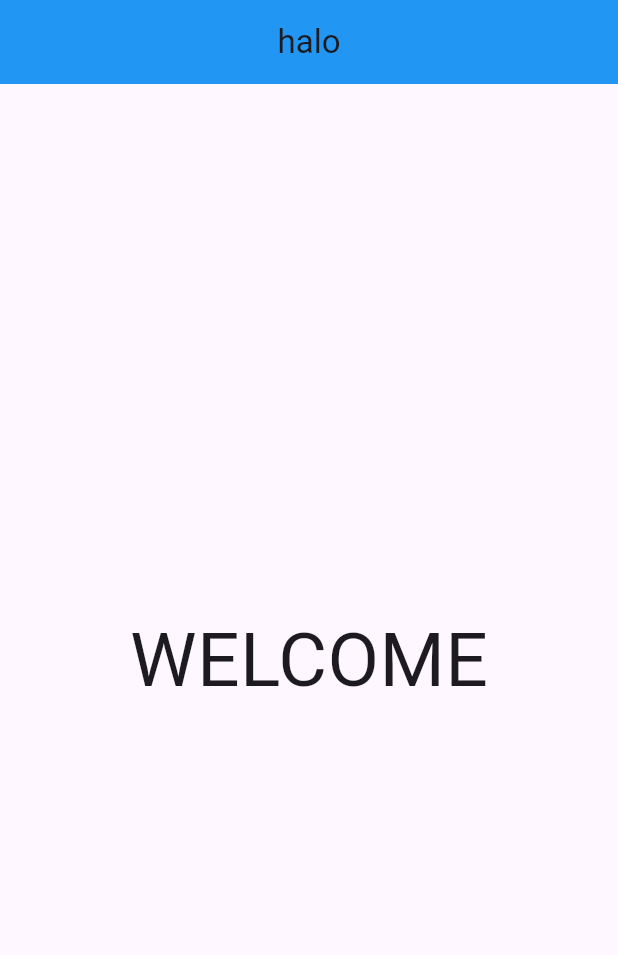
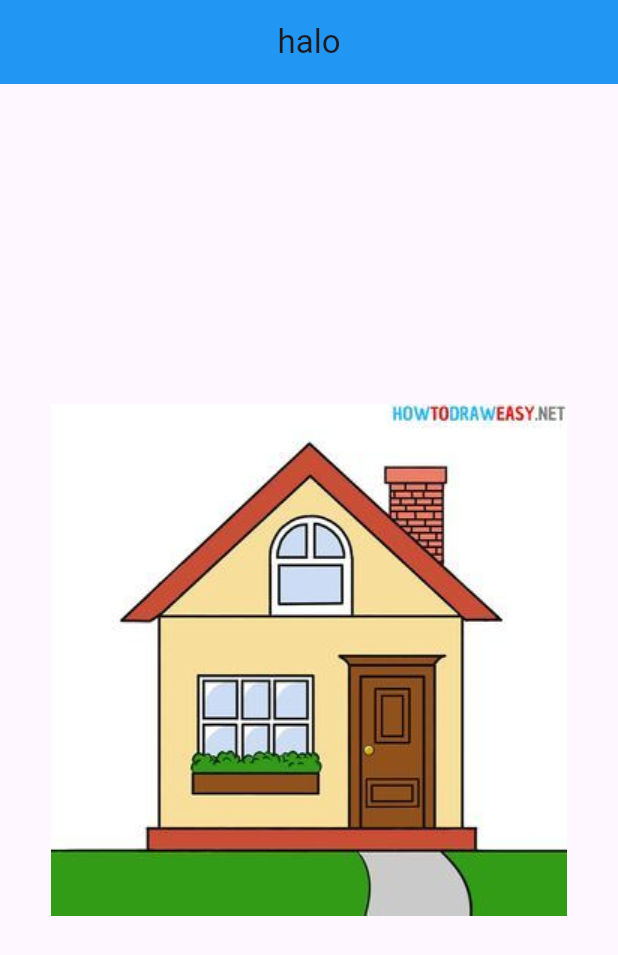
Before and after one commit to UserHan9/MobileApp, a Flutter app: the screen it shows after launch, on a phone screen of 412 x 824 dp. Shown: the top 955 px of the screen. Run offline on Flutter 3.47's test engine with Material 3 defaults, Android fonts, the phone set to English and light mode, and no system bars.

Commit message:
fetch:IMAGE

```diff
--- a/lib/main.dart
+++ b/lib/main.dart
@@ -18,13 +18,8 @@ class Home extends StatelessWidget {
         backgroundColor: Colors.blue,
       ),
 
-      body: const Center(
-          child: Text(
-            "WELCOME",
-            style: TextStyle(
-              fontSize: 50,
-            ),
-          ),
+      body:  Center(
+          child: Image.asset('assets/home.jpg')
       ),
 
 
--- a/pubspec.yaml
+++ b/pubspec.yaml
@@ -59,9 +59,8 @@ flutter:
   uses-material-design: true
 
   # To add assets to your application, add an assets section, like this:
-  # assets:
-  #   - images/a_dot_burr.jpeg
-  #   - images/a_dot_ham.jpeg
+  assets:
+    - assets/
 
   # An image asset can refer to one or more resolution-specific "variants", see
   # https://flutter.dev/assets-and-images/#resolution-aware
```
Also changed, not shown: assets/berserk.jpg (added), assets/home.jpg (added), assets/sddefault.jpg (added).
